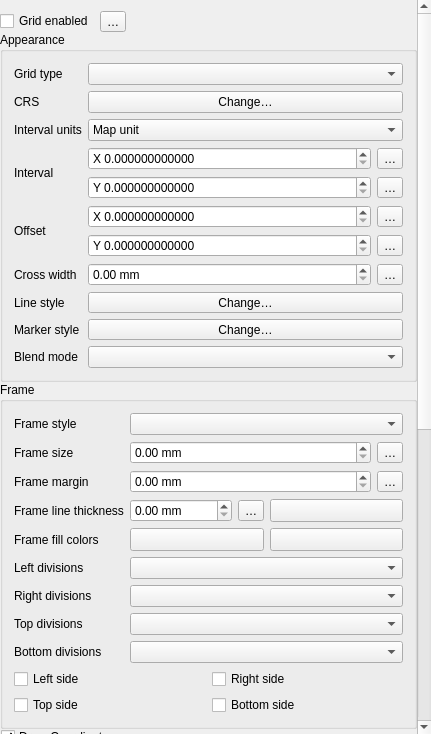
The window that src/ui/layout/qgslayoutmapgridwidgetbase.ui (qgis/QGIS) describes before a commit, drawn with Qt 5.
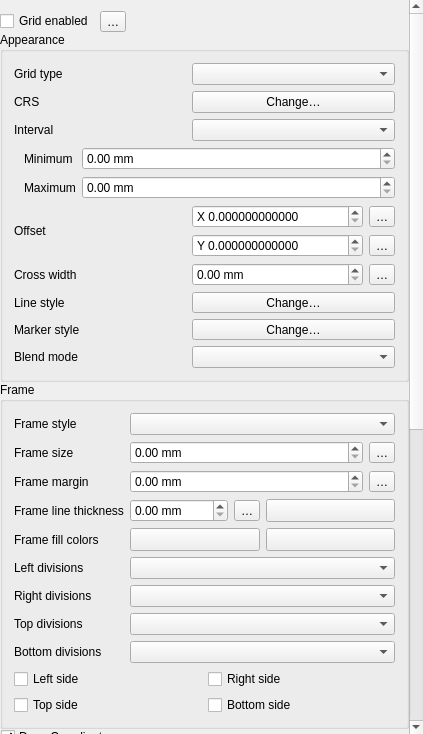
The same window after the commit. Icons and pictures are not drawn. Custom widgets are drawn as their Qt base class.

Commit message: UI and API setup for dynamically calculated grid intervals

Patch:
```diff
--- a/src/ui/layout/qgslayoutmapgridwidgetbase.ui
+++ b/src/ui/layout/qgslayoutmapgridwidgetbase.ui
@@ -6,7 +6,7 @@
    <rect>
     <x>0</x>
     <y>0</y>
-    <width>431</width>
+    <width>423</width>
     <height>734</height>
    </rect>
   </property>
@@ -48,8 +48,8 @@
        <rect>
         <x>0</x>
         <y>0</y>
-        <width>417</width>
-        <height>1449</height>
+        <width>409</width>
+        <height>1447</height>
        </rect>
       </property>
       <property name="sizePolicy">
@@ -107,26 +107,57 @@
          <property name="title">
           <string>Appearance</string>
          </property>
-         <layout class="QGridLayout" name="gridLayout_6" columnstretch="0,1,0">
-          <item row="9" column="0">
-           <widget class="QLabel" name="mMarkerStyleLabel">
+         <layout class="QGridLayout" name="gridLayout_6" columnstretch="0,0,0">
+          <item row="3" column="1" colspan="2">
+           <widget class="QPushButton" name="mMapGridCRSButton">
             <property name="text">
-             <string>Marker style</string>
-            </property>
-            <property name="wordWrap">
-             <bool>false</bool>
+             <string>Change…</string>
             </property>
            </widget>
           </item>
-          <item row="6" column="0">
-           <widget class="QLabel" name="mOffsetXLabel_2">
-            <property name="text">
-             <string>Offset</string>
-            </property>
-            <property name="wordWrap">
-             <bool>false</bool>
-            </property>
-           </widget>
+          <item row="6" column="1" colspan="2">
+           <layout class="QGridLayout" name="gridLayout_5">
+            <item row="2" column="1">
+             <widget class="QgsPropertyOverrideButton" name="mOffsetYDDBtn">
+              <property name="text">
+               <string>…</string>
+              </property>
+             </widget>
+            </item>
+            <item row="1" column="1">
+             <widget class="QgsPropertyOverrideButton" name="mOffsetXDDBtn">
+              <property name="text">
+               <string>…</string>
+              </property>
+             </widget>
+            </item>
+            <item row="2" column="0">
+             <widget class="QgsDoubleSpinBox" name="mOffsetYSpinBox">
+              <property name="prefix">
+               <string>Y </string>
+              </property>
+              <property name="decimals">
+               <number>12</number>
+              </property>
+              <property name="maximum">
+               <double>9999999.000000000000000</double>
+              </property>
+             </widget>
+            </item>
+            <item row="1" column="0">
+             <widget class="QgsDoubleSpinBox" name="mOffsetXSpinBox">
+              <property name="prefix">
+               <string>X </string>
+              </property>
+              <property name="decimals">
+               <number>12</number>
+              </property>
+              <property name="maximum">
+               <double>9999999.000000000000000</double>
+              </property>
+             </widget>
+            </item>
+           </layout>
           </item>
           <item row="7" column="1">
            <widget class="QgsDoubleSpinBox" name="mCrossWidthSpinBox">
@@ -141,13 +172,16 @@
             </property>
            </widget>
           </item>
-          <item row="8" column="0">
-           <widget class="QLabel" name="mLineStyleLabel">
-            <property name="text">
-             <string>Line style</string>
+          <item row="8" column="1" colspan="2">
+           <widget class="QgsSymbolButton" name="mGridLineStyleButton">
+            <property name="sizePolicy">
+             <sizepolicy hsizetype="Preferred" vsizetype="Fixed">
+              <horstretch>0</horstretch>
+              <verstretch>0</verstretch>
+             </sizepolicy>
             </property>
-            <property name="wordWrap">
-             <bool>false</bool>
+            <property name="text">
+             <string>Change…</string>
             </property>
            </widget>
           </item>
@@ -164,14 +198,150 @@
             </property>
            </widget>
           </item>
-          <item row="3" column="0">
-           <widget class="QLabel" name="mMapGridCRSLabel">
+          <item row="5" column="0" colspan="3">
+           <widget class="QStackedWidget" name="mIntervalStackedWidget">
+            <property name="currentIndex">
+             <number>1</number>
+            </property>
+            <widget class="QWidget" name="page">
+             <layout class="QGridLayout" name="gridLayout_7" columnstretch="0,1,0">
+              <property name="leftMargin">
+               <number>10</number>
+              </property>
+              <property name="topMargin">
+               <number>0</number>
+              </property>
+              <property name="rightMargin">
+               <number>0</number>
+              </property>
+              <property name="bottomMargin">
+               <number>0</number>
+              </property>
+              <item row="0" column="1">
+               <widget class="QgsDoubleSpinBox" name="mIntervalXSpinBox">
+                <property name="prefix">
+                 <string/>
+                </property>
+                <property name="decimals">
+                 <number>12</number>
+                </property>
+                <property name="maximum">
+                 <double>9999999.000000000000000</double>
+                </property>
+               </widget>
+              </item>
+              <item row="1" column="2">
+               <widget class="QgsPropertyOverrideButton" name="mIntervalYDDBtn">
+                <property name="text">
+                 <string>…</string>
+                </property>
+               </widget>
+              </item>
+              <item row="1" column="1">
+               <widget class="QgsDoubleSpinBox" name="mIntervalYSpinBox">
+                <property name="prefix">
+                 <string/>
+                </property>
+                <property name="decimals">
+                 <number>12</number>
+                </property>
+                <property name="maximum">
+                 <double>9999999.000000000000000</double>
+                </property>
+               </widget>
+              </item>
+              <item row="0" column="2">
+               <widget class="QgsPropertyOverrideButton" name="mIntervalXDDBtn">
+                <property name="text">
+                 <string>…</string>
+                </property>
+               </widget>
+              </item>
+              <item row="0" column="0">
+               <widget class="QLabel" name="label_2">
+                <property name="text">
+                 <string>X</string>
+                </property>
+               </widget>
+              </item>
+              <item row="1" column="0">
+               <widget class="QLabel" name="label_3">
+                <property name="text">
+                 <string>Y</string>
+                </property>
+               </widget>
+              </item>
+             </layout>
+            </widget>
+            <widget class="QWidget" name="page_2">
+             <layout class="QGridLayout" name="gridLayout_2" columnstretch="0,1">
+              <property name="leftMargin">
+               <number>10</number>
+              </property>
+              <property name="topMargin">
+               <number>0</number>
+              </property>
+              <property name="rightMargin">
+               <number>0</number>
+              </property>
+              <property name="bottomMargin">
+               <number>0</number>
+              </property>
+              <item row="0" column="1">
+               <widget class="QgsDoubleSpinBox" name="mMinWidthSpinBox">
+                <property name="enabled">
+                 <bool>true</bool>
+                </property>
+                <property name="suffix">
+                 <string> mm</string>
+                </property>
+                <property name="maximum">
+                 <double>999.990000000000009</double>
+                </property>
+               </widget>
+              </item>
+              <item row="1" column="1">
+               <widget class="QgsDoubleSpinBox" name="mMaxWidthSpinBox">
+                <property name="enabled">
+                 <bool>true</bool>
+                </property>
+                <property name="suffix">
+                 <string> mm</string>
+                </property>
+                <property name="maximum">
+                 <double>999.990000000000009</double>
+                </property>
+               </widget>
+              </item>
+              <item row="0" column="0">
+               <widget class="QLabel" name="label_4">
+                <property name="text">
+                 <string>Minimum</string>
+                </property>
+               </widget>
+              </item>
+              <item row="1" column="0">
+               <widget class="QLabel" name="label_5">
+                <property name="text">
+                 <string>Maximum</string>
+                </property>
+               </widget>
+              </item>
+             </layout>
+            </widget>
+           </widget>
+          </item>
+          <item row="8" column="0">
+           <widget class="QLabel" name="mLineStyleLabel">
             <property name="text">
-             <string>CRS</string>
+             <string>Line style</string>
+            </property>
+            <property name="wordWrap">
+             <bool>false</bool>
             </property>
            </widget>
           </item>
-          <item row="5" column="0">
+          <item row="4" column="0">
            <widget class="QLabel" name="mIntervalXLabel_2">
             <property name="text">
              <string>Interval</string>
@@ -191,6 +361,23 @@
             </property>
            </widget>
           </item>
+          <item row="6" column="0">
+           <widget class="QLabel" name="mOffsetXLabel_2">
+            <property name="text">
+             <string>Offset</string>
+            </property>
+            <property name="wordWrap">
+             <bool>false</bool>
+            </property>
+           </widget>
+          </item>
+          <item row="3" column="0">
+           <widget class="QLabel" name="mMapGridCRSLabel">
+            <property name="text">
+             <string>CRS</string>
+            </property>
+           </widget>
+          </item>
           <item row="10" column="0">
            <widget class="QLabel" name="mGridBlendLabel">
             <property name="text">
@@ -198,13 +385,6 @@
             </property>
            </widget>
           </item>
-          <item row="4" column="0">
-           <widget class="QLabel" name="mMapGridUnitLabel">
-            <property name="text">
-             <string>Interval units</string>
-            </property>
-           </widget>
-          </item>
           <item row="7" column="2">
            <widget class="QgsPropertyOverrideButton" name="mCrossWidthDDBtn">
             <property name="text">
@@ -215,149 +395,35 @@
           <item row="2" column="1" colspan="2">
            <widget class="QComboBox" name="mGridTypeComboBox"/>
           </item>
-          <item row="3" column="1" colspan="2">
-           <widget class="QPushButton" name="mMapGridCRSButton">
-            <property name="text">
-             <string>Change…</string>
-            </property>
-           </widget>
-          </item>
-          <item row="4" column="1" colspan="2">
-           <widget class="QComboBox" name="mMapGridUnitComboBox">
-            <item>
-             <property name="text">
-              <string>Map unit</string>
-             </property>
-            </item>
-            <item>
-             <property name="text">
-              <string>Millimeter</string>
-             </property>
-            </item>
-            <item>
-             <property name="text">
-              <string>Centimeter</string>
-             </property>
-            </item>
-           </widget>
-          </item>
-          <item row="5" column="1" colspan="2">
-           <layout class="QGridLayout" name="gridLayout_2">
-            <item row="0" column="0">
-             <widget class="QgsDoubleSpinBox" name="mIntervalXSpinBox">
-              <property name="prefix">
-               <string>X </string>
-              </property>
-              <property name="decimals">
-               <number>12</number>
-              </property>
-              <property name="maximum">
-               <double>9999999.000000000000000</double>
-              </property>
-             </widget>
-            </item>
-            <item row="1" column="0">
-             <widget class="QgsDoubleSpinBox" name="mIntervalYSpinBox">
-              <property name="prefix">
-               <string>Y </string>
-              </property>
-              <property name="decimals">
-               <number>12</number>
-              </property>
-              <property name="maximum">
-               <double>9999999.000000000000000</double>
-              </property>
-             </widget>
-            </item>
-            <item row="0" column="1">
-             <widget class="QgsPropertyOverrideButton" name="mIntervalXDDBtn">
-              <property name="text">
-               <string>…</string>
-              </property>
-             </widget>
-            </item>
-            <item row="1" column="1">
-             <widget class="QgsPropertyOverrideButton" name="mIntervalYDDBtn">
-              <property name="text">
-               <string>…</string>
-              </property>
-             </widget>
-            </item>
-           </layout>
-          </item>
-          <item row="6" column="1" colspan="2">
-           <layout class="QGridLayout" name="gridLayout_5">
-            <item row="0" column="0">
-             <widget class="QgsDoubleSpinBox" name="mOffsetXSpinBox">
-              <property name="prefix">
-               <string>X </string>
-              </property>
-              <property name="decimals">
-               <number>12</number>
-              </property>
-              <property name="maximum">
-               <double>9999999.000000000000000</double>
-              </property>
-             </widget>
-            </item>
-            <item row="1" column="0">
-             <widget class="QgsDoubleSpinBox" name="mOffsetYSpinBox">
-              <property name="prefix">
-               <string>Y </string>
-              </property>
-              <property name="decimals">
-               <number>12</number>
-              </property>
-              <property name="maximum">
-               <double>9999999.000000000000000</double>
-              </property>
-             </widget>
-            </item>
-            <item row="0" column="1">
-             <widget class="QgsPropertyOverrideButton" name="mOffsetXDDBtn">
-              <property name="text">
-               <string>…</string>
-              </property>
-             </widget>
-            </item>
-            <item row="1" column="1">
-             <widget class="QgsPropertyOverrideButton" name="mOffsetYDDBtn">
-              <property name="text">
-               <string>…</string>
-              </property>
-             </widget>
-            </item>
-           </layout>
-          </item>
-          <item row="8" column="1" colspan="2">
-           <widget class="QgsSymbolButton" name="mGridLineStyleButton">
-            <property name="sizePolicy">
-             <sizepolicy hsizetype="Preferred" vsizetype="Fixed">
-              <horstretch>0</horstretch>
-              <verstretch>0</verstretch>
-             </sizepolicy>
-            </property>
-            <property name="text">
-             <string>Change…</string>
-            </property>
-           </widget>
-          </item>
-          <item row="9" column="1" colspan="2">
-           <widget class="QgsSymbolButton" name="mGridMarkerStyleButton">
-            <property name="sizePolicy">
-             <sizepolicy hsizetype="Preferred" vsizetype="Fixed">
-              <horstretch>0</horstretch>
-              <verstretch>0</verstretch>
-             </sizepolicy>
-            </property>
-            <property name="text">
-             <string>Change…</string>
-            </property>
-           </widget>
-          </item>
           <item row="10" column="1" colspan="2">
            <widget class="QgsBlendModeComboBox" name="mGridBlendComboBox"/>
           </item>
+          <item row="9" column="1" colspan="2">
+           <widget class="QgsSymbolButton" name="mGridMarkerStyleButton">
+            <property name="sizePolicy">
+             <sizepolicy hsizetype="Preferred" vsizetype="Fixed">
+              <horstretch>0</horstretch>
+              <verstretch>0</verstretch>
+             </sizepolicy>
+            </property>
+            <property name="text">
+             <string>Change…</string>
+            </property>
+           </widget>
+          </item>
+          <item row="9" column="0">
+           <widget class="QLabel" name="mMarkerStyleLabel">
+            <property name="text">
+             <string>Marker style</string>
+            </property>
+            <property name="wordWrap">
+             <bool>false</bool>
+            </property>
+           </widget>
+          </item>
+          <item row="4" column="1" colspan="2">
+           <widget class="QComboBox" name="mMapGridUnitComboBox"/>
+          </item>
          </layout>
         </widget>
        </item>
```
Left out of the diff: 3 changed lines with no effect on the pictures. The commit also changes 7 other files.
